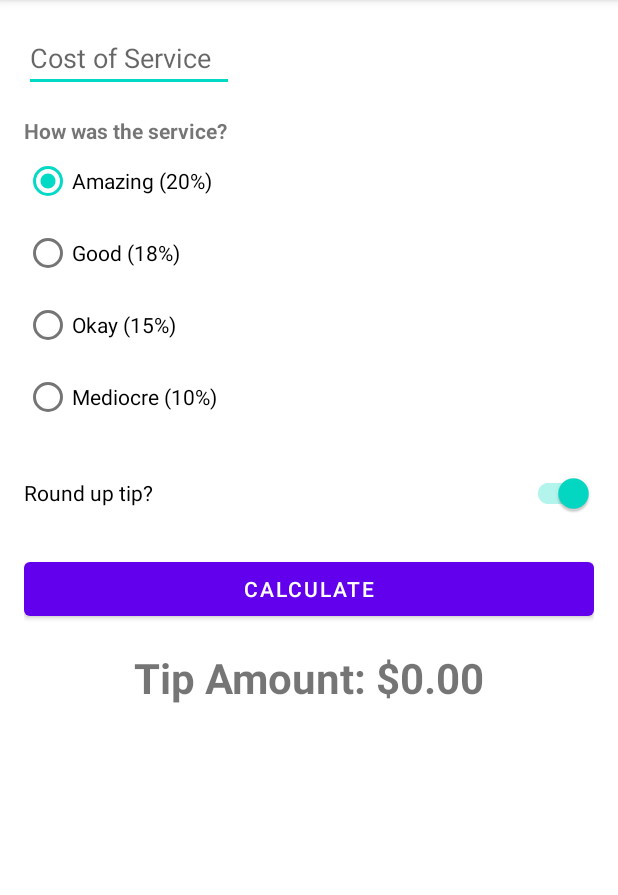
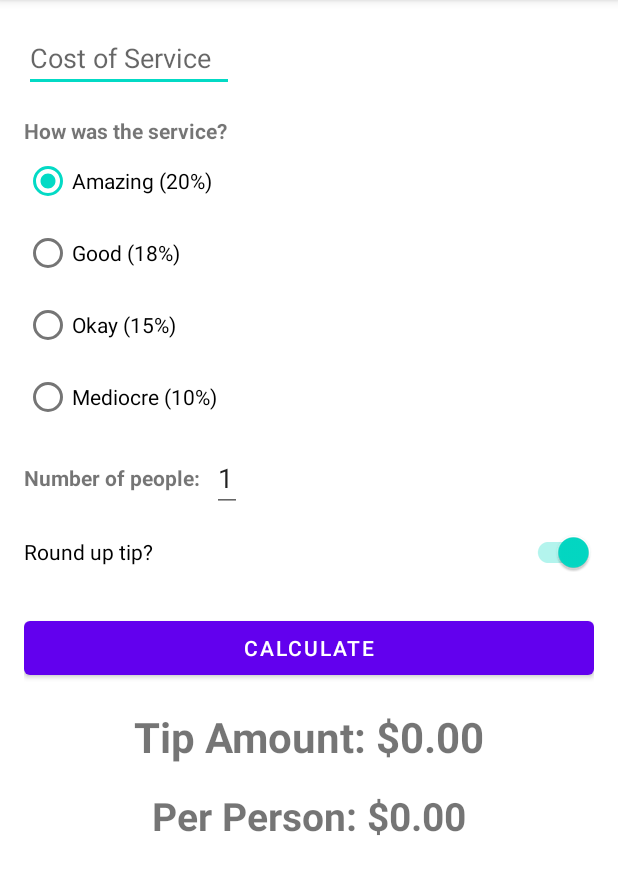
Before and after one commit to matheus-miranda/Tip-Time, an Android app: the screen it shows after launch (MainActivity), after a tap on "CALCULATE", on a phone screen of 412 x 824 dp, the part 84-979 px from its top. Run offline under Robolectric (Android 15) with nearby library versions, the phone set to English and light mode, and no system bars.

Commit message:
Split bill per person and show total

```diff
--- a/app/src/main/java/br/com/mmdevelopment/tiptime/MainActivity.kt
+++ b/app/src/main/java/br/com/mmdevelopment/tiptime/MainActivity.kt
@@ -22,10 +22,12 @@ class MainActivity : AppCompatActivity() {
      * Calculates the tip according to user selected options
      */
     private fun calculateTip() {
-        // If cost of value EditText is null ou 0.0, set the tip TextView to 0.0 and return
+        // If cost of value EditText is null ou 0.0, set the results TextView's to 0.0 and return
         val cost = binding.etCostOfService.text.toString().toDoubleOrNull()
-        if (cost == null) {
+        if (cost == null || cost == 0.0) {
             displayTip(0.0)
+            displayTotal(0.0)
+            displayPerPerson(0.0)
             return
         }
 
@@ -43,17 +45,44 @@ class MainActivity : AppCompatActivity() {
             tip = kotlin.math.ceil(tip)
         }
 
-        // Displays the tip amount
+        // Displays the amounts to the TextView
         displayTip(tip)
+        displayTotal(tip)
+        displayPerPerson(tip)
     }
 
     /**
      * Displays formatted tip on the TextView according to user currency
      * @param tip Tip amount
      */
-    private fun displayTip(tip : Double) {
+    private fun displayTip(tip: Double) {
         val formattedTip = NumberFormat.getCurrencyInstance().format(tip)
         binding.tvTipResult.text = getString(R.string.tip_amount, formattedTip)
     }
 
+    /**
+     * Displays the grand total when cost has a value
+     * @param tip Tip amount
+     * @return total amount
+     */
+    private fun displayTotal(tip: Double): Double {
+        var total = 0.0
+        if (tip != 0.0) {
+            total = tip + binding.etCostOfService.text.toString().toDouble()
+            val formattedTotal = NumberFormat.getCurrencyInstance().format(total)
+            binding.tvTotal.text = getString(R.string.grand_total, formattedTotal)
+        }
+        return total
+    }
+
+    /**
+     * Displays amount divided per person
+     * @param tip Tip amount
+     */
+    private fun displayPerPerson(tip: Double) {
+        val perPerson = displayTotal(tip) / binding.etNumberPeople.text.toString().toDouble()
+        val formattedPerPerson = NumberFormat.getCurrencyInstance().format(perPerson)
+        binding.tvPerPerson.text = getString(R.string.per_person, formattedPerPerson.toString())
+    }
+
 }
--- a/app/src/main/res/layout/activity_main.xml
+++ b/app/src/main/res/layout/activity_main.xml
@@ -12,10 +12,10 @@
         android:layout_width="140dp"
         android:layout_height="wrap_content"
         android:hint="@string/cost_of_service"
+        android:importantForAutofill="no"
         android:inputType="numberDecimal"
         app:layout_constraintStart_toStartOf="parent"
-        app:layout_constraintTop_toTopOf="parent"
-        android:importantForAutofill="no" />
+        app:layout_constraintTop_toTopOf="parent" />
 
     <TextView
         android:id="@+id/tv_service_question"
@@ -61,6 +61,29 @@
             android:text="@string/mediocre_service" />
     </RadioGroup>
 
+    <TextView
+        android:id="@+id/tv_num_people"
+        android:layout_width="wrap_content"
+        android:layout_height="wrap_content"
+        android:layout_marginTop="20dp"
+        android:text="@string/number_of_people"
+        android:textStyle="bold"
+        app:layout_constraintStart_toStartOf="parent"
+        app:layout_constraintTop_toBottomOf="@id/rg_tip_options" />
+
+    <EditText
+        android:id="@+id/et_number_people"
+        android:layout_width="20dp"
+        android:layout_height="wrap_content"
+        android:layout_marginStart="8dp"
+        android:importantForAutofill="no"
+        android:inputType="number"
+        android:text="@string/one"
+        app:layout_constraintBottom_toBottomOf="@id/tv_num_people"
+        app:layout_constraintStart_toEndOf="@id/tv_num_people"
+        app:layout_constraintTop_toTopOf="@id/tv_num_people"
+        tools:ignore="LabelFor" />
+
     <androidx.appcompat.widget.SwitchCompat
         android:id="@+id/switch_round_up"
         android:layout_width="0dp"
@@ -70,7 +93,7 @@
         android:text="@string/round_up_tip"
         app:layout_constraintEnd_toEndOf="parent"
         app:layout_constraintStart_toStartOf="parent"
-        app:layout_constraintTop_toBottomOf="@id/rg_tip_options" />
+        app:layout_constraintTop_toBottomOf="@id/tv_num_people" />
 
     <Button
         android:id="@+id/btn_calculate"
@@ -93,4 +116,28 @@
         app:layout_constraintStart_toStartOf="parent"
         app:layout_constraintTop_toBottomOf="@id/btn_calculate"
         tools:text="Tip Amount: $10" />
+
+    <TextView
+        android:id="@+id/tv_per_person"
+        android:layout_width="wrap_content"
+        android:layout_height="wrap_content"
+        android:layout_marginTop="16dp"
+        android:textSize="26sp"
+        android:textStyle="bold"
+        app:layout_constraintEnd_toEndOf="parent"
+        app:layout_constraintStart_toStartOf="parent"
+        app:layout_constraintTop_toBottomOf="@id/tv_tip_result"
+        tools:text="Per Person: $8.25" />
+
+    <TextView
+        android:id="@+id/tv_total"
+        android:layout_width="wrap_content"
+        android:layout_height="wrap_content"
+        android:layout_marginTop="16dp"
+        android:textSize="24sp"
+        android:textStyle="bold"
+        app:layout_constraintEnd_toEndOf="parent"
+        app:layout_constraintStart_toStartOf="parent"
+        app:layout_constraintTop_toBottomOf="@id/tv_per_person"
+        tools:text="Grand Total: $22.5" />
 </androidx.constraintlayout.widget.ConstraintLayout>
--- a/app/src/main/res/values/strings.xml
+++ b/app/src/main/res/values/strings.xml
@@ -9,4 +9,8 @@
     <string name="round_up_tip">Round up tip?</string>
     <string name="calculate">Calculate</string>
     <string name="tip_amount">Tip Amount: %s</string>
+    <string name="number_of_people">Number of people:</string>
+    <string name="one" translatable="false">1</string>
+    <string name="grand_total">Grand Total: %s</string>
+    <string name="per_person">Per Person: %s</string>
 </resources>
```
Also changed, not shown: 1 other file.
